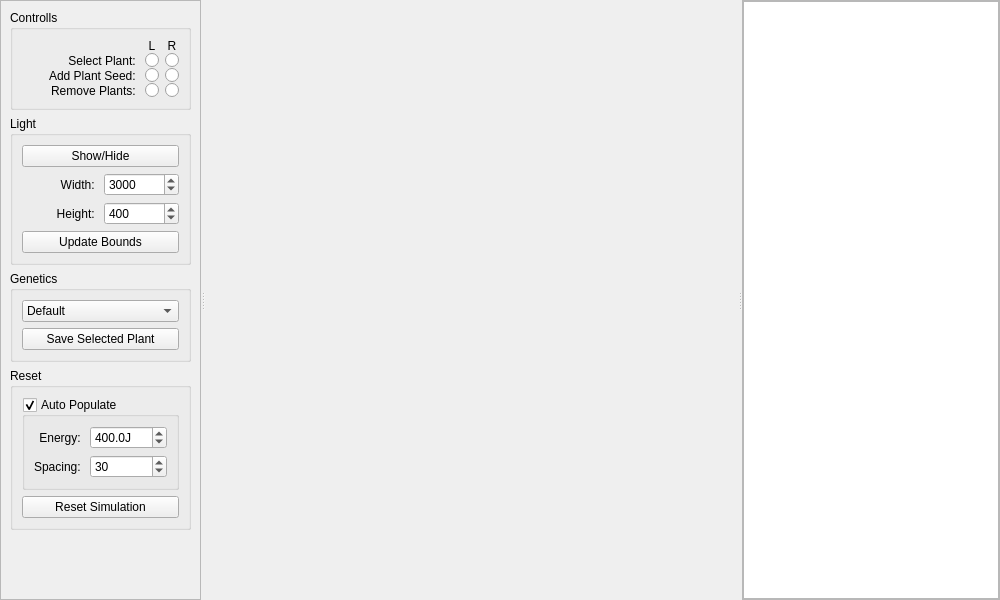
Old version of the form MainWindow.ui in the repository SebastianTroy/Evolving-Plants.
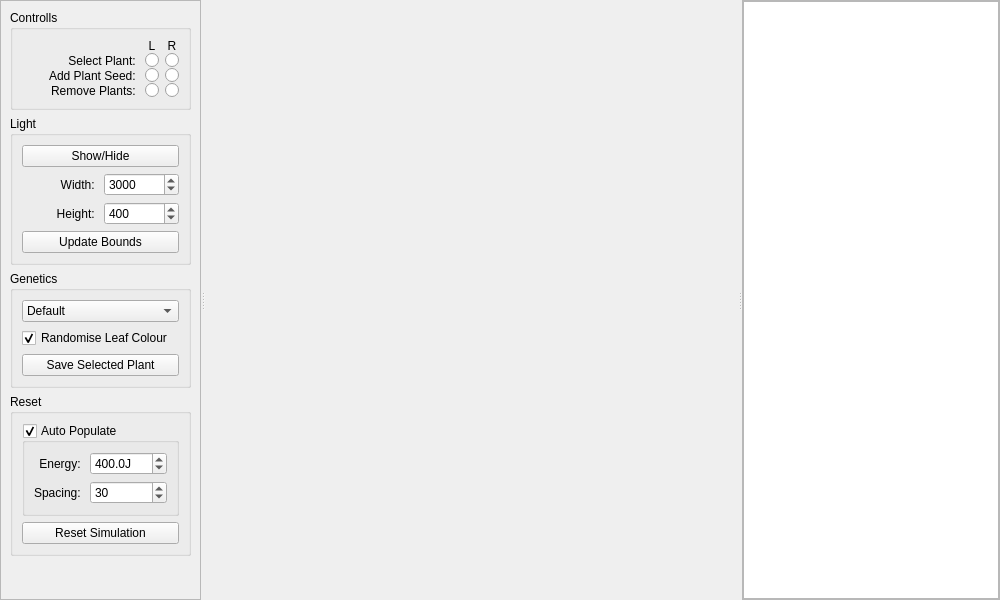
New version of the form. Icons and pictures are not drawn. Custom widgets are drawn as their Qt base class.

Commit message: Added selection of saved genomes  - Default Genome now a save file, rather than procedurally generated  - Can now randomise leaf colour when adding a plant  - Fixed hack in SimulationViewWidget, now only single point of entry for generating a plant the user wants to add

Patch:
```diff
--- a/MainWindow.ui
+++ b/MainWindow.ui
@@ -339,6 +339,16 @@
               </item>
              </widget>
             </item>
+            <item>
+             <widget class="QCheckBox" name="geneticsRandomiseLeafColourCheckbox">
+              <property name="text">
+               <string>Randomise Leaf Colour</string>
+              </property>
+              <property name="checked">
+               <bool>true</bool>
+              </property>
+             </widget>
+            </item>
             <item>
              <widget class="QPushButton" name="saveGeneticsButton">
               <property name="text">
```
The commit also changes 15 other files.
